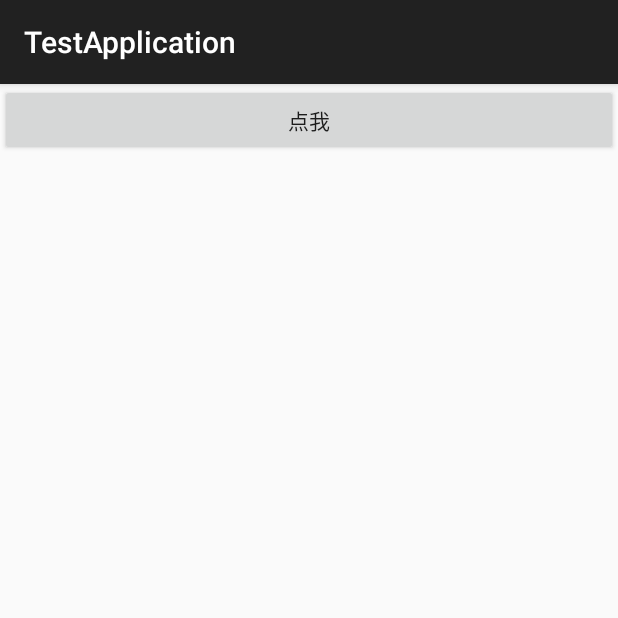
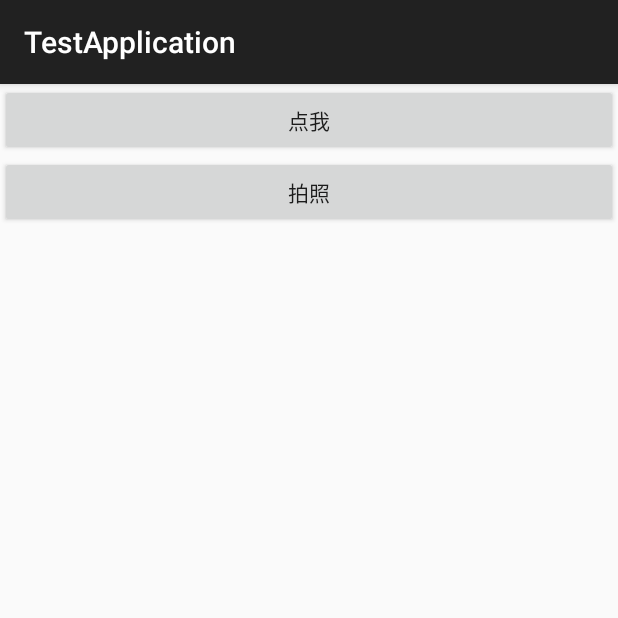
Before and after one commit to BeEagle/FunctionClass, an Android app: the screen it shows after launch (MainActivity), on a phone screen of 412 x 824 dp, the top half of it. Run offline under Robolectric (Android 15) with nearby library versions, the phone set to English and light mode, and no system bars.

Commit message:
图片压缩类可返回base64字符串或bitmap对象

```diff
--- a/mylibrary/src/main/AndroidManifest.xml
+++ b/mylibrary/src/main/AndroidManifest.xml
@@ -1,5 +1,10 @@
 <manifest xmlns:android="http://schemas.android.com/apk/res/android" package="cchao.org.mylibrary">
+
+    <!--网络访问权限-->
     <uses-permission android:name="android.permission.INTERNET"></uses-permission>
+    <!--访问存储权限-->
+    <uses-permission android:name="android.permission.READ_EXTERNAL_STORAGE"></uses-permission>
+
     <application android:allowBackup="true" android:label="@string/app_name">
         <activity android:name=".photo.multiimageshow.ImagePagerActivity"></activity>
     </application>
--- a/testapplication/src/main/AndroidManifest.xml
+++ b/testapplication/src/main/AndroidManifest.xml
@@ -1,5 +1,7 @@
 <manifest xmlns:android="http://schemas.android.com/apk/res/android"
     package="cchao.org.testapplication">
+
+    <uses-permission android:name="android.permission.CAMERA" />
 
     <application android:allowBackup="true" android:label="@string/app_name"
         android:icon="@mipmap/ic_launcher" android:theme="@style/AppTheme">
--- a/testapplication/src/main/java/cchao/org/testapplication/MainActivity.java
+++ b/testapplication/src/main/java/cchao/org/testapplication/MainActivity.java
@@ -1,12 +1,19 @@
 package cchao.org.testapplication;
 
 import android.content.Intent;
+import android.net.Uri;
 import android.os.Bundle;
+import android.os.Environment;
+import android.provider.MediaStore;
 import android.support.v7.app.AppCompatActivity;
+import android.util.Log;
 import android.view.View;
+import android.widget.ImageView;
 
+import java.io.File;
 import java.util.ArrayList;
 
+import cchao.org.mylibrary.photo.imageconversion.ImageCompress;
 import cchao.org.mylibrary.photo.multiimageshow.ImagePagerActivity;
 
 /**
@@ -14,12 +21,22 @@ import cchao.org.mylibrary.photo.multiimageshow.ImagePagerActivity;
  */
 public class MainActivity extends AppCompatActivity{
 
+    //拍照存储图片本地地址
+    public Uri cameraFile = null;
+    //跳转向拍照页面requestCode
+    private static final int PICK_FROM_CAMERA = 1;
+
     private Intent intent;
     private ArrayList<String> urls;
+
+    private ImageCompress imageCompress;
+    private ImageView imageView;
 
     protected void onCreate(Bundle saveBundle){
         super.onCreate(saveBundle);
         setContentView(R.layout.activity_main);
+
+        imageView = (ImageView) findViewById(R.id.camera_image);
 
         urls = new ArrayList<>();
         urls.add("http://www.91danji.com/Upload/2013721/20137211325304155383.jpg");
@@ -31,5 +48,24 @@ public class MainActivity extends AppCompatActivity{
                 ImagePagerActivity.openImagePaper(MainActivity.this, 0, urls);
             }
         });
+
+        this.findViewById(R.id.button_camera).setOnClickListener(new View.OnClickListener() {
+            @Override
+            public void onClick(View v) {
+                cameraFile = Uri.fromFile(new File(Environment.getExternalStorageDirectory(), System.currentTimeMillis() + ".jpg"));
+                intent = new Intent(MediaStore.ACTION_IMAGE_CAPTURE);
+                intent.putExtra(android.provider.MediaStore.EXTRA_OUTPUT, cameraFile);
+                startActivityForResult(intent, PICK_FROM_CAMERA);
+            }
+        });
+    }
+
+    public void onActivityResult(int requestCode, int resultCode, Intent data) {
+        super.onActivityResult(requestCode, resultCode, data);
+        if(requestCode == PICK_FROM_CAMERA && resultCode == -1){
+            imageCompress = new ImageCompress(cameraFile.getPath(), 100);
+            imageView.setImageBitmap(imageCompress.getSmallBitmap());
+            Log.i("testapplication_str", imageCompress.getSmallString());
+        }
     }
 }
--- a/testapplication/src/main/res/layout/activity_main.xml
+++ b/testapplication/src/main/res/layout/activity_main.xml
@@ -9,4 +9,15 @@
         android:layout_width="match_parent"
         android:layout_height="wrap_content" />
 
+    <Button
+        android:id="@+id/button_camera"
+        android:text="拍照"
+        android:layout_width="match_parent"
+        android:layout_height="wrap_content" />
+
+    <ImageView
+        android:id="@+id/camera_image"
+        android:layout_width="match_parent"
+        android:layout_height="match_parent" />
+
 </LinearLayout>
```
Also changed, not shown: mylibrary/src/main/java/cchao/org/mylibrary/photo/imageconversion/ImageCompress.java (+31 -6 lines).
